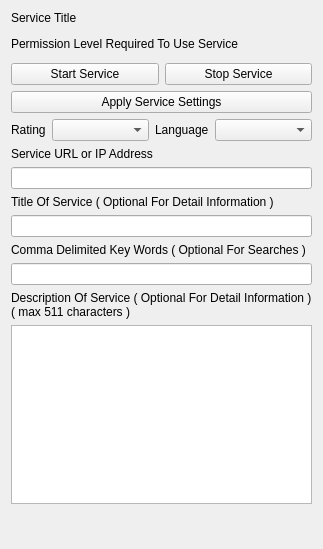
Old version of the form AppsSrc/CommonSrc/Forms/AppletServiceBase.ui in the repository brettrjones-github/nolimitconnect.
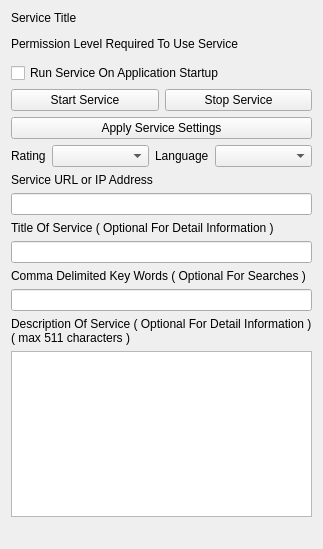
New version of the form. Custom widgets are drawn as their Qt base class.

```diff
--- a/AppsSrc/CommonSrc/Forms/AppletServiceBase.ui
+++ b/AppsSrc/CommonSrc/Forms/AppletServiceBase.ui
@@ -6,7 +6,7 @@
    <rect>
     <x>0</x>
     <y>0</y>
-    <width>301</width>
+    <width>318</width>
     <height>549</height>
    </rect>
   </property>
@@ -40,6 +40,13 @@
    <item>
     <widget class="PermissionWidget" name="m_PermissionWidget" native="true"/>
    </item>
+   <item>
+    <widget class="QCheckBox" name="m_RunOnStartupCheckBox">
+     <property name="text">
+      <string>Run Service On Application Startup</string>
+     </property>
+    </widget>
+   </item>
    <item>
     <layout class="QHBoxLayout" name="horizontalLayout">
      <item>
```
